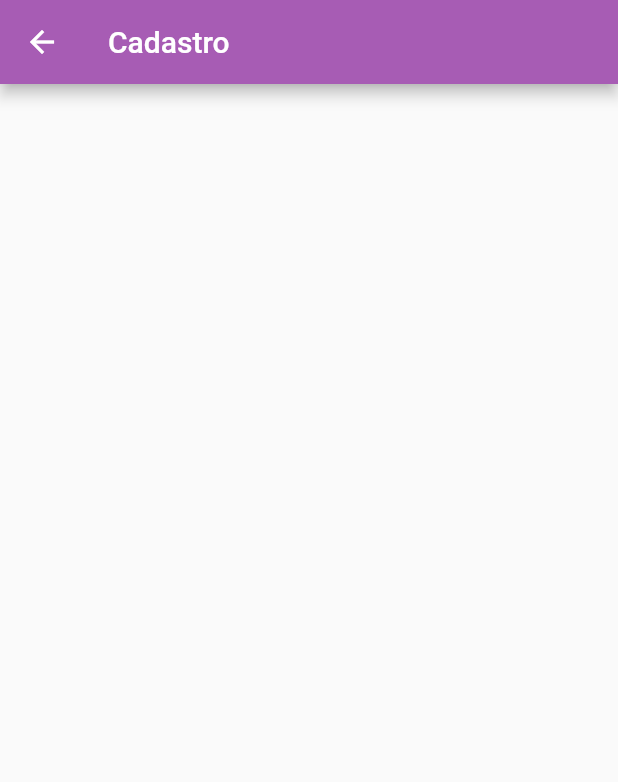
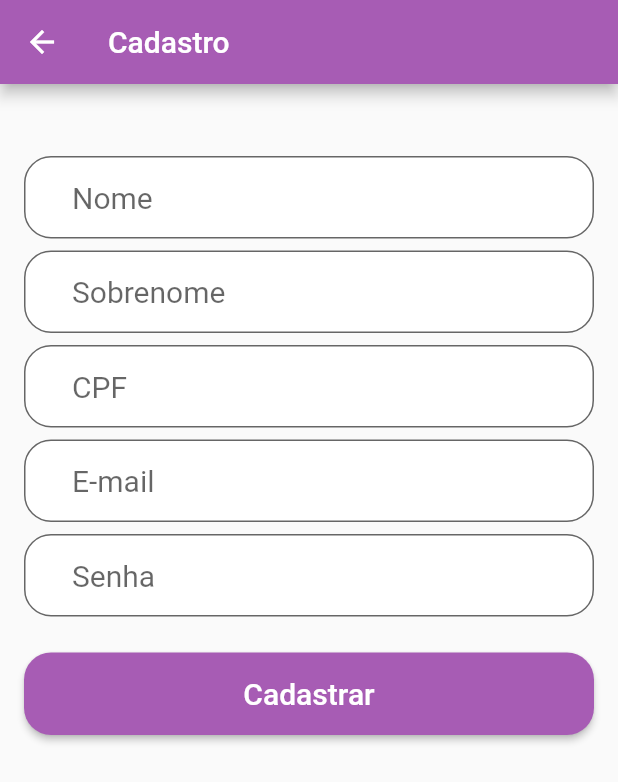
Before and after one commit to JoaoCampos767/CrudFlutter, a Flutter app: the Cadastro screen opened directly, on a phone screen of 412 x 824 dp. Shown: the top 782 px of the screen. Run offline on Flutter 3.47's test engine with Material 2 defaults, Android fonts, the phone set to English and light mode, and no system bars; our stand-ins replace mask_text_input_formatter.

Commit message:
Tela de Cadastro e validações
Tela de Cadastro e validações.

```diff
--- /dev/null
+++ b/lib/helpers/loginHelper.dart
@@ -0,0 +1,7 @@
+import 'package:sla/model/loginModel.dart';
+
+class LoginHelper {
+  String validaLogin(LoginModel login) {
+    return "";
+  }
+}
--- /dev/null
+++ b/lib/model/loginModel.dart
@@ -0,0 +1,15 @@
+// ignore_for_file: public_member_api_docs, sort_constructors_first
+class LoginModel {
+  String? _email;
+  String? _senha;
+
+  LoginModel(this._email, this._senha);
+
+  get email => this._email;
+
+  set email(value) => this._email = value;
+
+  get senha => this._senha;
+
+  set senha(value) => this._senha = value;
+}
--- a/lib/telas/cadastro.dart
+++ b/lib/telas/cadastro.dart
@@ -1,4 +1,5 @@
 import 'package:flutter/material.dart';
+import 'package:mask_text_input_formatter/mask_text_input_formatter.dart';
 
 class Cadastro extends StatefulWidget {
   const Cadastro({super.key});
@@ -8,6 +9,9 @@ class Cadastro extends StatefulWidget {
 }
 
 class _CadastroState extends State<Cadastro> {
+  final maskCpf = MaskTextInputFormatter(
+      mask: "###.###.###-##", filter: {"#": RegExp(r'[0-9]')});
+
   @override
   Widget build(BuildContext context) {
     return Scaffold(
@@ -15,7 +19,119 @@ class _CadastroState extends State<Cadastro> {
         title: const Text("Cadastro"),
         backgroundColor: const Color.fromARGB(255, 167, 92, 180),
       ),
-      body: Container(),
+      body: SingleChildScrollView(
+        child: Container(
+          padding: const EdgeInsets.all(16),
+          child: Column(
+            crossAxisAlignment: CrossAxisAlignment.stretch,
+            children: [
+              const Padding(
+                padding: EdgeInsets.only(bottom: 32),
+              ),
+              Padding(
+                padding: const EdgeInsets.only(bottom: 8),
+                child: TextField(
+                  keyboardType: TextInputType.text,
+                  style: const TextStyle(fontSize: 20),
+                  decoration: InputDecoration(
+                    contentPadding: const EdgeInsets.fromLTRB(32, 16, 32, 16),
+                    hintText: "Nome",
+                    filled: true,
+                    fillColor: Colors.white,
+                    border: OutlineInputBorder(
+                      borderRadius: BorderRadius.circular(18),
+                    ),
+                  ),
+                ),
+              ),
+              Padding(
+                padding: const EdgeInsets.only(bottom: 8),
+                child: TextField(
+                  keyboardType: TextInputType.text,
+                  style: const TextStyle(fontSize: 20),
+                  decoration: InputDecoration(
+                    contentPadding: const EdgeInsets.fromLTRB(32, 16, 32, 16),
+                    hintText: "Sobrenome",
+                    filled: true,
+                    fillColor: Colors.white,
+                    border: OutlineInputBorder(
+                      borderRadius: BorderRadius.circular(18),
+                    ),
+                  ),
+                ),
+              ),
+              Padding(
+                padding: const EdgeInsets.only(bottom: 8),
+                child: TextField(
+                  keyboardType: TextInputType.number,
+                  inputFormatters: [maskCpf],
+                  style: const TextStyle(fontSize: 20),
+                  decoration: InputDecoration(
+                    contentPadding: const EdgeInsets.fromLTRB(32, 16, 32, 16),
+                    hintText: "CPF",
+                    filled: true,
+                    fillColor: Colors.white,
+                    border: OutlineInputBorder(
+                      borderRadius: BorderRadius.circular(18),
+                    ),
+                  ),
+                ),
+              ),
+              Padding(
+                padding: const EdgeInsets.only(bottom: 8),
+                child: TextField(
+                  keyboardType: TextInputType.emailAddress,
+                  style: const TextStyle(fontSize: 20),
+                  decoration: InputDecoration(
+                    contentPadding: const EdgeInsets.fromLTRB(32, 16, 32, 16),
+                    hintText: "E-mail",
+                    filled: true,
+                    fillColor: Colors.white,
+                    border: OutlineInputBorder(
+                      borderRadius: BorderRadius.circular(18),
+                    ),
+                  ),
+                ),
+              ),
+              Padding(
+                padding: const EdgeInsets.only(bottom: 8),
+                child: TextField(
+                  obscureText: true,
+                  keyboardType: TextInputType.emailAddress,
+                  style: const TextStyle(fontSize: 20),
+                  decoration: InputDecoration(
+                    contentPadding: const EdgeInsets.fromLTRB(32, 16, 32, 16),
+                    hintText: "Senha",
+                    filled: true,
+                    fillColor: Colors.white,
+                    border: OutlineInputBorder(
+                      borderRadius: BorderRadius.circular(18),
+                    ),
+                  ),
+                ),
+              ),
+              Padding(
+                padding: const EdgeInsets.only(top: 16, bottom: 10),
+                child: ElevatedButton(
+                  onPressed: () {},
+                  style: ElevatedButton.styleFrom(
+                      backgroundColor: const Color.fromARGB(255, 167, 92, 180),
+                      padding: const EdgeInsets.fromLTRB(32, 16, 32, 16),
+                      shape: RoundedRectangleBorder(
+                          borderRadius: BorderRadius.circular(18))),
+                  child: const Text(
+                    "Cadastrar",
+                    style: TextStyle(
+                      color: Colors.white,
+                      fontSize: 20,
+                    ),
+                  ),
+                ),
+              ),
+            ],
+          ),
+        ),
+      ),
     );
   }
 }
--- a/pubspec.yaml
+++ b/pubspec.yaml
@@ -40,6 +40,7 @@ dependencies:
   firebase_auth: ^4.2.5
   firebase_storage: ^11.0.10
   cloud_firestore: ^4.3.1
+  mask_text_input_formatter: ^2.4.0
 
 dev_dependencies:
   flutter_test:
```
Also changed, not shown: pubspec.lock.
